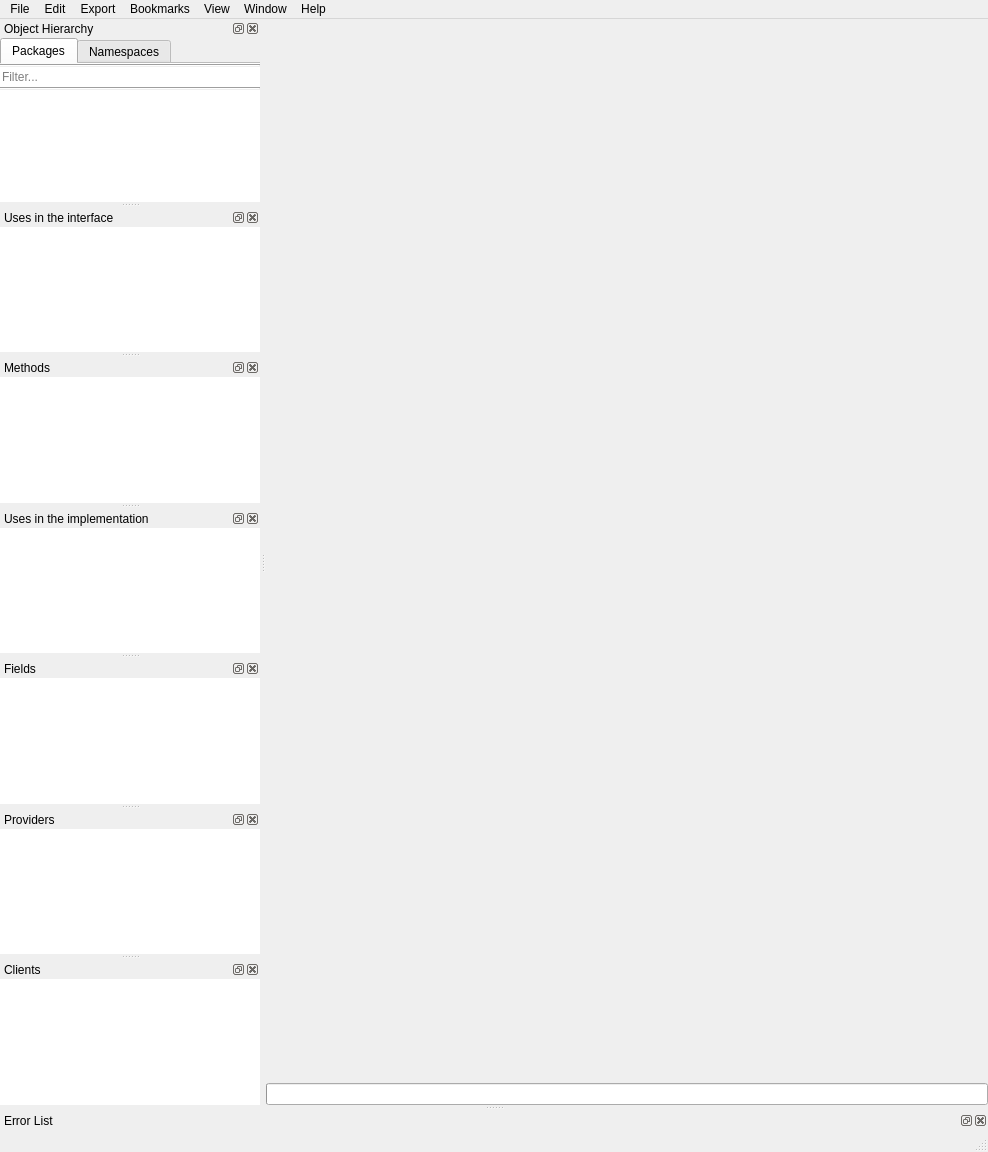
This is desktopapp/mainwindow.ui in KDE/codevis as Qt 5 draws it before an edit. The edited form follows.
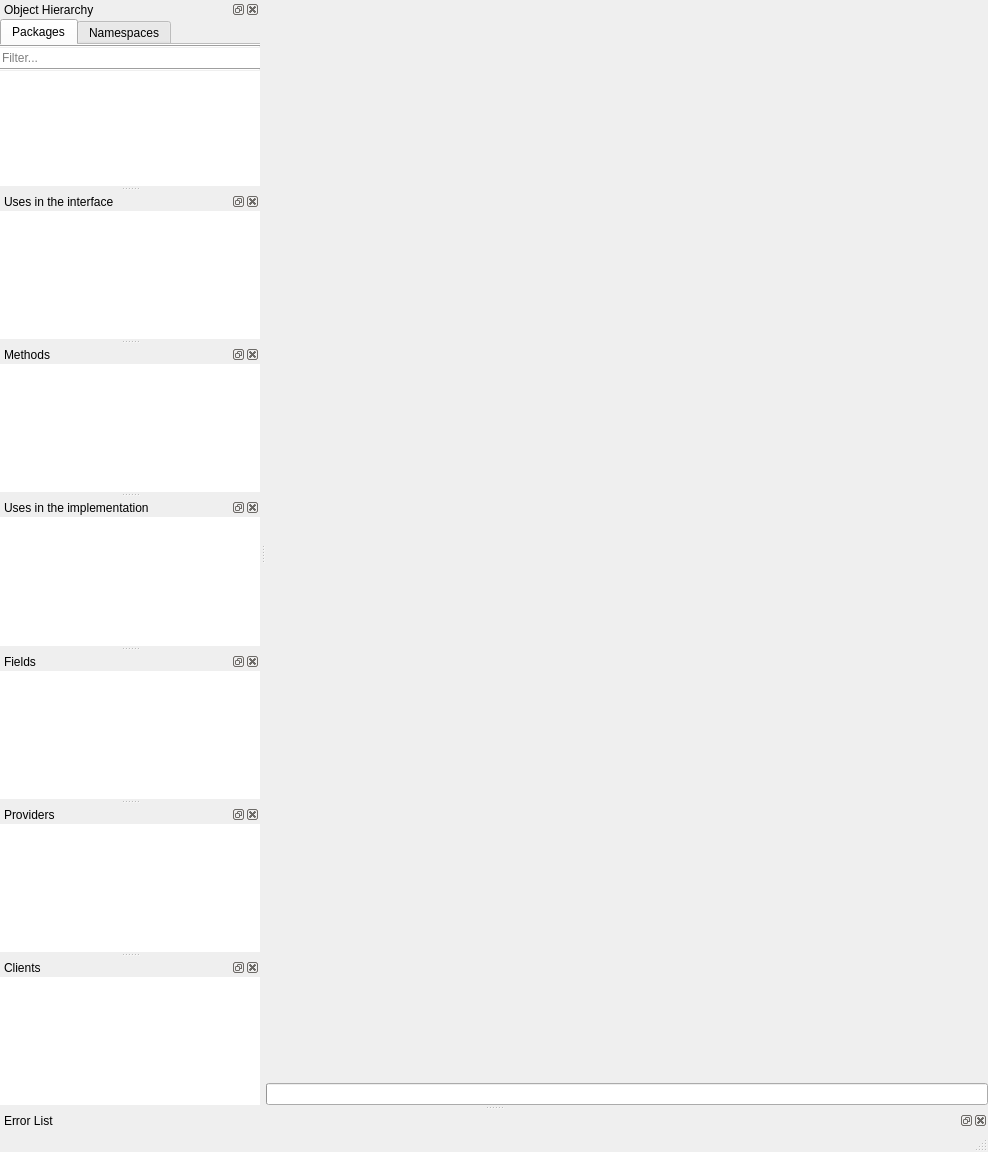
This is the edited form. Custom widgets are drawn as their Qt base class.

```diff
--- a/desktopapp/mainwindow.ui
+++ b/desktopapp/mainwindow.ui
@@ -86,83 +86,6 @@
     </item>
    </layout>
   </widget>
-  <widget class="QMenuBar" name="menubar">
-   <property name="geometry">
-    <rect>
-     <x>0</x>
-     <y>0</y>
-     <width>988</width>
-     <height>27</height>
-    </rect>
-   </property>
-   <widget class="QMenu" name="menuFile">
-    <property name="title">
-     <string>File</string>
-    </property>
-    <addaction name="actionNew_Project"/>
-    <addaction name="actionGenerate_Database"/>
-    <addaction name="actionOpen_Project"/>
-    <addaction name="actionSave"/>
-    <addaction name="actionSave_as"/>
-    <addaction name="actionClose_Project"/>
-    <addaction name="separator"/>
-    <addaction name="actionParse_Codebase"/>
-    <addaction name="actionCode_Generation"/>
-    <addaction name="separator"/>
-    <addaction name="actionPreferences"/>
-    <addaction name="separator"/>
-    <addaction name="actionQuit"/>
-   </widget>
-   <widget class="QMenu" name="menuWindow">
-    <property name="title">
-     <string>Window</string>
-    </property>
-    <addaction name="actionToggle_Split_View"/>
-    <addaction name="separator"/>
-    <addaction name="actionNew_Tab"/>
-    <addaction name="actionClose_Current_Tab"/>
-   </widget>
-   <widget class="QMenu" name="menuExport">
-    <property name="title">
-     <string>Export</string>
-    </property>
-    <addaction name="actionSvg"/>
-   </widget>
-   <widget class="QMenu" name="menuEdit">
-    <property name="title">
-     <string>Edit</string>
-    </property>
-    <addaction name="actionUndo"/>
-    <addaction name="actionRedo"/>
-    <addaction name="actionProjectSettings"/>
-    <addaction name="actionSearch"/>
-   </widget>
-   <widget class="QMenu" name="menuHelp">
-    <property name="title">
-     <string>Help</string>
-    </property>
-    <addaction name="actionAbout"/>
-    <addaction name="actionDump_usage_log"/>
-    <addaction name="actionReset_usage_log"/>
-   </widget>
-   <widget class="QMenu" name="menuView">
-    <property name="title">
-     <string>View</string>
-    </property>
-   </widget>
-   <widget class="QMenu" name="menuBookmarks">
-    <property name="title">
-     <string>Bookmarks</string>
-    </property>
-   </widget>
-   <addaction name="menuFile"/>
-   <addaction name="menuEdit"/>
-   <addaction name="menuExport"/>
-   <addaction name="menuBookmarks"/>
-   <addaction name="menuView"/>
-   <addaction name="menuWindow"/>
-   <addaction name="menuHelp"/>
-  </widget>
   <widget class="QStatusBar" name="statusbar"/>
   <widget class="QDockWidget" name="objectHierarchyDoc">
    <property name="windowTitle">
@@ -750,11 +673,6 @@
    <extends>QTreeView</extends>
    <header location="global">ct_lvtqtw_namespacetreeview.h</header>
   </customwidget>
-  <customwidget>
-   <class>Codethink::lvtqtw::CycleTreeView</class>
-   <extends>QTreeView</extends>
-   <header location="global">ct_lvtqtw_cycletreeview.h</header>
-  </customwidget>
   <customwidget>
    <class>Codethink::lvtqtw::ErrorView</class>
    <extends>QWidget</extends>
```
Left out of the diff: 10 changed lines with no effect on the pictures.
